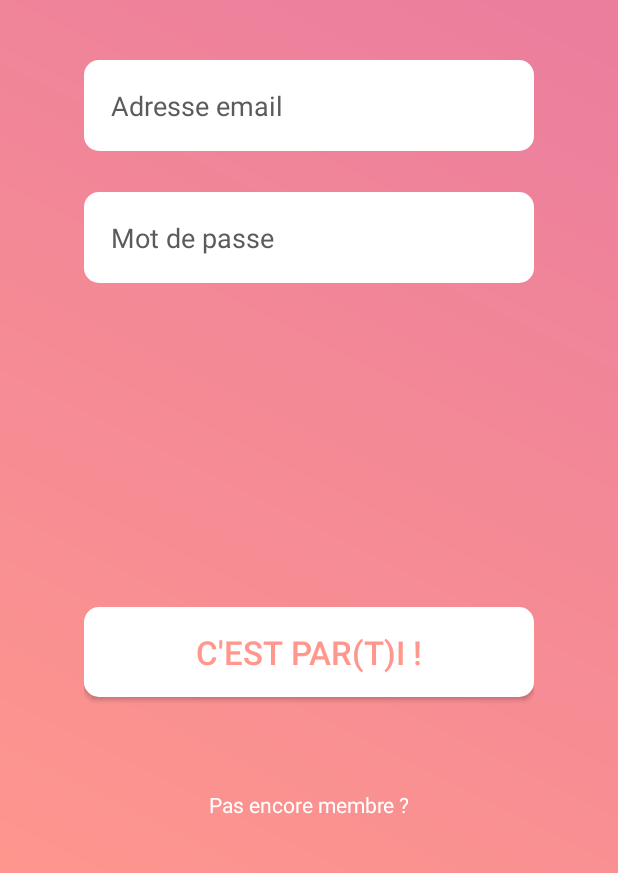
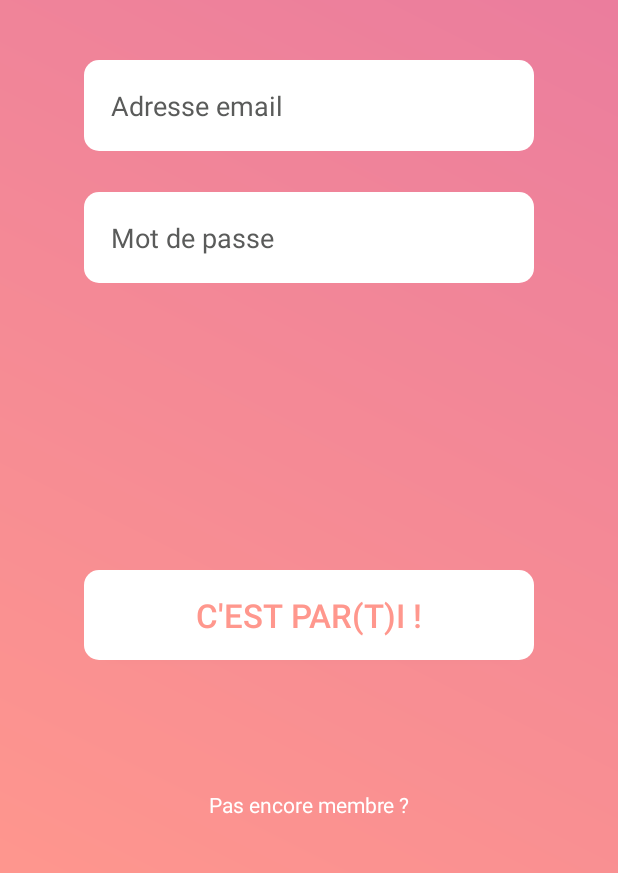
Before and after one commit to JeremsB/sorbet-app, an Android app: the screen it shows after launch (MainActivity), on a phone screen of 412 x 824 dp, the part 328-1201 px from its top. Run offline under Robolectric (Android 15) with nearby library versions, the phone set to English and light mode, and no system bars.

Commit message:
V finale 10/01/2020

```diff
--- a/app/src/main/res/layout/activity_main.xml
+++ b/app/src/main/res/layout/activity_main.xml
@@ -115,7 +115,7 @@
                 android:layout_width="wrap_content"
                 android:layout_height="match_parent"
                 android:layout_gravity="center|center_horizontal|center_vertical"
-                android:layout_marginTop="150dp"
+                android:layout_marginTop="100dp"
                 android:layout_weight="1"
                 android:gravity="center_horizontal|center_vertical"
                 android:orientation="horizontal">
```
